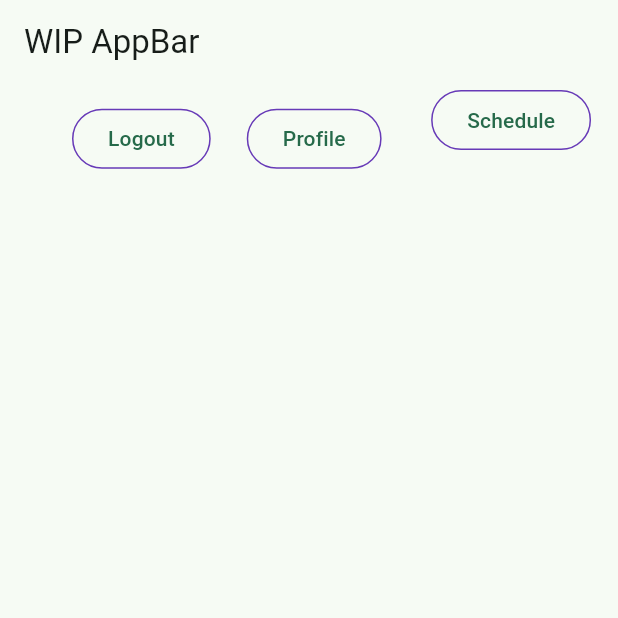
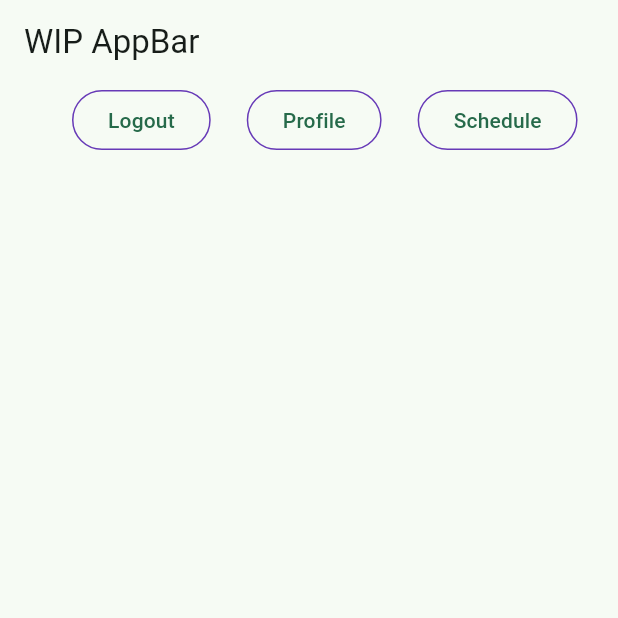
Before and after one commit to Lafalasidosi/pgbc-partnership-desk, a Flutter app: the screen it shows once a user with an empty profile is signed in, on a phone screen of 412 x 824 dp, the top half of it. Run offline on Flutter 3.47's test engine with Material 3 defaults, Android fonts, the phone set to English and light mode, and no system bars; our stand-ins replace cloud_firestore, firebase_auth, firebase_core, go_router, google_fonts; missing offline and left inert: firebase_ui_auth; accounts and stored records are empty.

Commit message:
correct edge insets on schedule button

```diff
--- a/lib/src/authentication.dart
+++ b/lib/src/authentication.dart
@@ -41,7 +41,7 @@ class AuthFunc extends StatelessWidget {
         Visibility(
           visible: loggedIn,
           child: Padding(
-            padding: const EdgeInsets.only(left: 33, bottom: 33),
+            padding: const EdgeInsets.only(left: 24, bottom: 8),
             child: StyledButton(
               child: const Text('Schedule'),
               onPressed: () {
```
